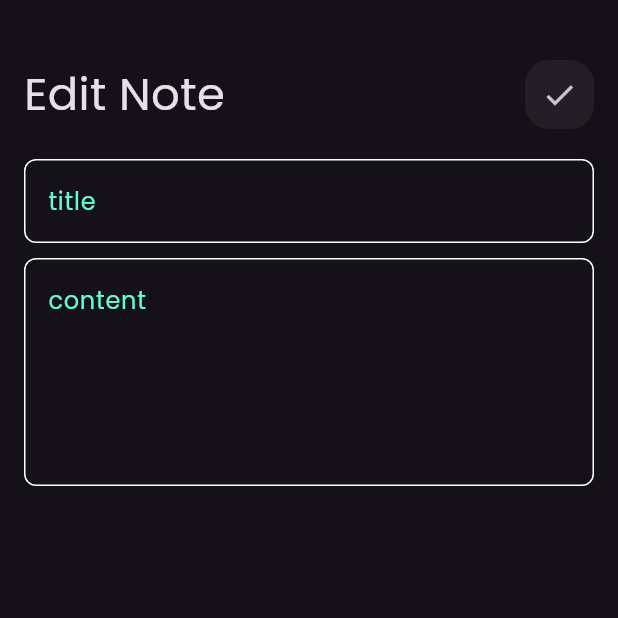
After one commit to Nadeennoshy/simple_notes_app, a Flutter app: the screen it shows after launch, after a tap on "Flutter tips", on a phone screen of 412 x 824 dp, the top half of it. The commit adds this screen. Run offline on Flutter 3.47's test engine with Material 3 defaults, Android fonts, the phone set to English and light mode, and no system bars.

Commit message:
create edit note view

```diff
--- /dev/null
+++ b/lib/views/edit_note_view.dart
@@ -0,0 +1,13 @@
+import 'package:flutter/material.dart';
+import 'package:simple_notes_app/widgets/edit_note_view_body.dart';
+
+class EditNoteView extends StatelessWidget {
+  const EditNoteView({super.key});
+
+  @override
+  Widget build(BuildContext context) {
+    return const Scaffold(
+      body: EditNoteViewBody(),
+    );
+  }
+}
--- /dev/null
+++ b/lib/widgets/edit_note_view_body.dart
@@ -0,0 +1,23 @@
+import 'package:flutter/material.dart';
+import 'package:simple_notes_app/widgets/custom_app_bar.dart';
+import 'package:simple_notes_app/widgets/custom_text_field.dart';
+
+class EditNoteViewBody extends StatelessWidget {
+  const EditNoteViewBody({super.key});
+
+  @override
+  Widget build(BuildContext context) {
+    return Padding(
+      padding: const EdgeInsets.only(top: 40,left: 16.0,right: 16.0),
+      child: Column(
+        children: [
+          CustomAppBar(title: 'Edit Note', icon: Icons.check, onPressed: (){}),
+          const SizedBox(height: 20,),
+          const CustomTextField(hintText: 'title'),
+          const SizedBox(height: 10,),
+          const CustomTextField(hintText: 'content',maxLines: 5,),
+        ],
+      ),
+    );
+  }
+}
--- a/lib/widgets/note_item.dart
+++ b/lib/widgets/note_item.dart
@@ -1,11 +1,18 @@
 import 'package:flutter/material.dart';
+import 'package:simple_notes_app/views/edit_note_view.dart';
 
 class NoteItem extends StatelessWidget {
   const NoteItem({super.key});
 
   @override
   Widget build(BuildContext context) {
-    return Container(
+    return GestureDetector(
+      onTap: (){
+        Navigator.push(context, MaterialPageRoute(builder: (BuildContext context){
+          return const EditNoteView();
+        }));
+      },
+      child: Container(
         width: MediaQuery.of(context).size.width,
         decoration: BoxDecoration(
           color: Colors.lightBlue,
@@ -45,6 +52,7 @@ class NoteItem extends StatelessWidget {
             ],
           ),
         ),
+      ),
     );
   }
 }
```
Lines whose indentation alone changed are shown as unchanged.
